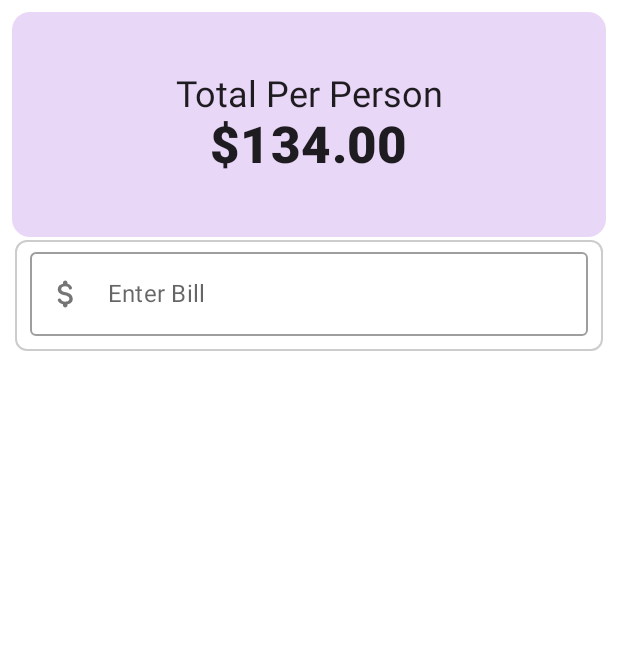
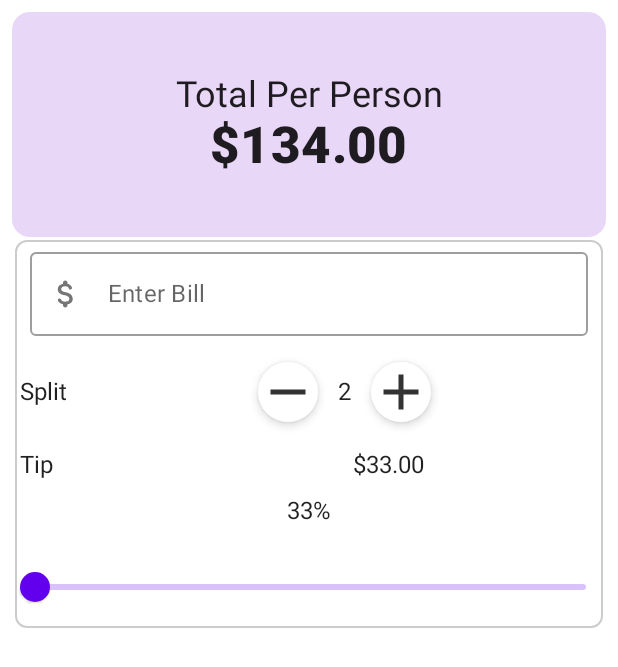
Before and after one commit to OEThe11/JetTip, an Android app built with Jetpack Compose: the screen it shows after launch (MainActivity), on a phone screen of 412 x 824 dp. Shown: the top 667 px of the screen. Run offline under Robolectric (Android 15) with nearby library versions, the phone set to English and light mode, and no system bars.

Commit message:
New Code for the App

```diff
--- a/app/src/main/java/com/example/jettip/MainActivity.kt
+++ b/app/src/main/java/com/example/jettip/MainActivity.kt
@@ -10,6 +10,7 @@ import androidx.compose.foundation.shape.CornerSize
 import androidx.compose.foundation.shape.RoundedCornerShape
 import androidx.compose.foundation.text.KeyboardActions
 import androidx.compose.material.MaterialTheme
+import androidx.compose.material.Slider
 import androidx.compose.material.Surface
 import androidx.compose.material.Text
 import androidx.compose.material.icons.Icons
@@ -111,15 +112,23 @@ private fun BillForm(
     modifier: Modifier = Modifier,
     onValChange: (String) -> Unit = {}
 ) {
+
+    //watches for a change in the InputField
     val totalBillState = remember {
         mutableStateOf("")
     }
 
+    //Controls the Input field completely. Checking if something is in the InputField or not
     val validState = remember(totalBillState.value) {
         totalBillState.value.trim().isNotEmpty()
     }
 
     val keyboardController = LocalSoftwareKeyboardController.current
+
+    //watches and controls the movements of the slider
+    val sliderPositionState = remember {
+        mutableStateOf(0f)
+    }
 
     Surface(
         modifier = Modifier
@@ -141,7 +150,7 @@ private fun BillForm(
 
                     keyboardController?.hide()
                 })
-            if (validState){
+//            if (validState){
                 Row(
                     modifier = Modifier
                         .padding(3.dp),
@@ -173,10 +182,42 @@ private fun BillForm(
                         )
                     }
                 }
+
+            //TipRow
+            Row (modifier.padding(horizontal = 3.dp, vertical = 12.dp)) {
+                Text(
+                    text = "Tip",
+                    modifier = Modifier.align(alignment = Alignment.CenterVertically))
+                Spacer(modifier = Modifier.width(200.dp))
+
+                Text(
+                    text = "$33.00",
+                    modifier = Modifier.align(alignment = Alignment.CenterVertically))
             }
-            else {
-                Box{}
+            Column(
+                verticalArrangement = Arrangement.Center,
+                horizontalAlignment = Alignment.CenterHorizontally
+            ) {
+                Text(text = "33%")
+
+                Spacer(modifier = Modifier.height(14.dp))
+
+                //Slider
+                Slider(
+                    modifier = Modifier.padding(3.dp),
+                    value = sliderPositionState.value,
+                    onValueChange = { newVal ->
+                        sliderPositionState.value = newVal
+                    Log.d(TAG, "Sliding: $newVal")
+                })
+
             }
+
+
+//            }
+//            else {
+//                Box{}
+//            }
 
         }
     }
```
